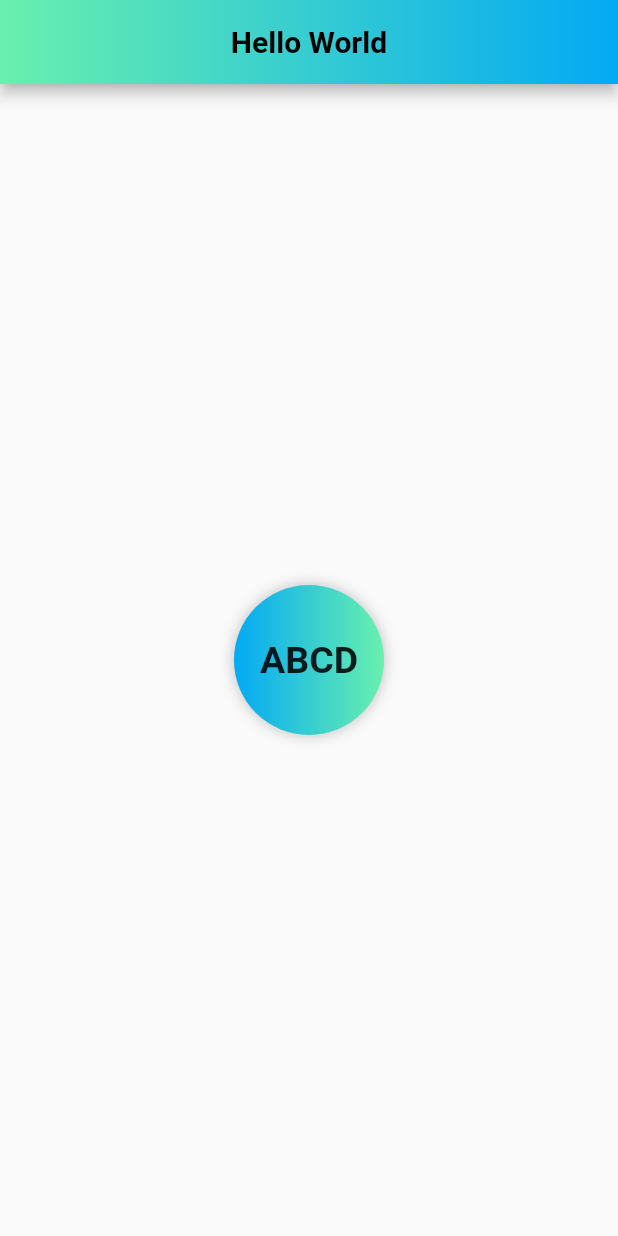
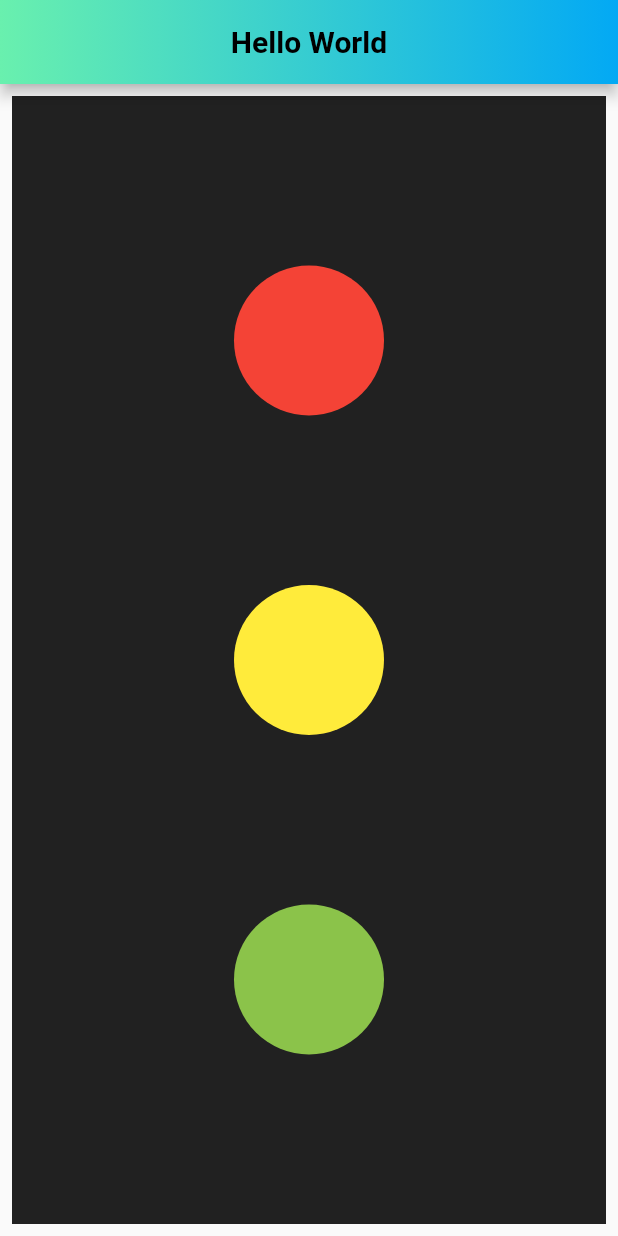
Before and after one commit to chandansgowda/flutter-practice, a Flutter app: the screen it shows after launch, on a phone screen of 412 x 824 dp. Run offline on Flutter 3.47's test engine with Material 2 defaults, Android fonts, the phone set to English and light mode, and no system bars.

Commit message:
Worked with Rows & Columns

```diff
--- a/flutter_app/lib/main.dart
+++ b/flutter_app/lib/main.dart
@@ -21,30 +21,54 @@ class HomePage extends StatelessWidget {
         flexibleSpace: Container(
           decoration: BoxDecoration(
             gradient: LinearGradient(
-              colors: [Colors.greenAccent, Colors.lightBlue]
+              colors: [Colors.greenAccent , Colors.lightBlue]
             )
           ),
         ),
       ),
-      body: Center(
+      body: Padding(
+        padding: const EdgeInsets.all(8.0),
         child: Container(
-          alignment: Alignment.center,
-          width: 100,
-          height: 100,
-          decoration: BoxDecoration(
-            shape: BoxShape.circle,
-            boxShadow: [BoxShadow(color: Colors.grey[400], blurRadius: 8)],
-            //borderRadius: BorderRadius.circular(8),
-            gradient: LinearGradient(
-              colors: [Colors.lightBlue, Colors.greenAccent],
+          color: Colors.black87,
+          height: MediaQuery.of(context).size.height,
+          width: MediaQuery.of(context).size.width,
+          child: Center(
+            child: Column(
+              mainAxisAlignment: MainAxisAlignment.spaceEvenly,
+              crossAxisAlignment: CrossAxisAlignment.center,
+              children: [
+                Container(
+                  padding: const EdgeInsets.all(8),
+                  width: 100,
+                  height: 100,
+                  decoration: BoxDecoration(
+                    shape: BoxShape.circle,
+                    color: Colors.red,
+                  ),
+                  //color: Colors.red,
+                ),
+                Container(
+                  padding: const EdgeInsets.all(8),
+                  width: 100,
+                  height: 100,
+                  decoration: BoxDecoration(
+                    color: Colors.yellow,
+                    shape: BoxShape.circle,
+                  ),
+                ),
+                Container(
+                  padding: const EdgeInsets.all(8),
+                  width: 100,
+                  height: 100,
+                  decoration: BoxDecoration(
+                    shape: BoxShape.circle,
+                    color: Colors.lightGreen
+                  ),
+                ),
+              ],
             )
           ),
-          child: Text("ABCD", style: TextStyle(
-            fontWeight: FontWeight.bold,
-            fontSize: 25,
-          ),),
         ),
-
       ),
     );
   }
```
